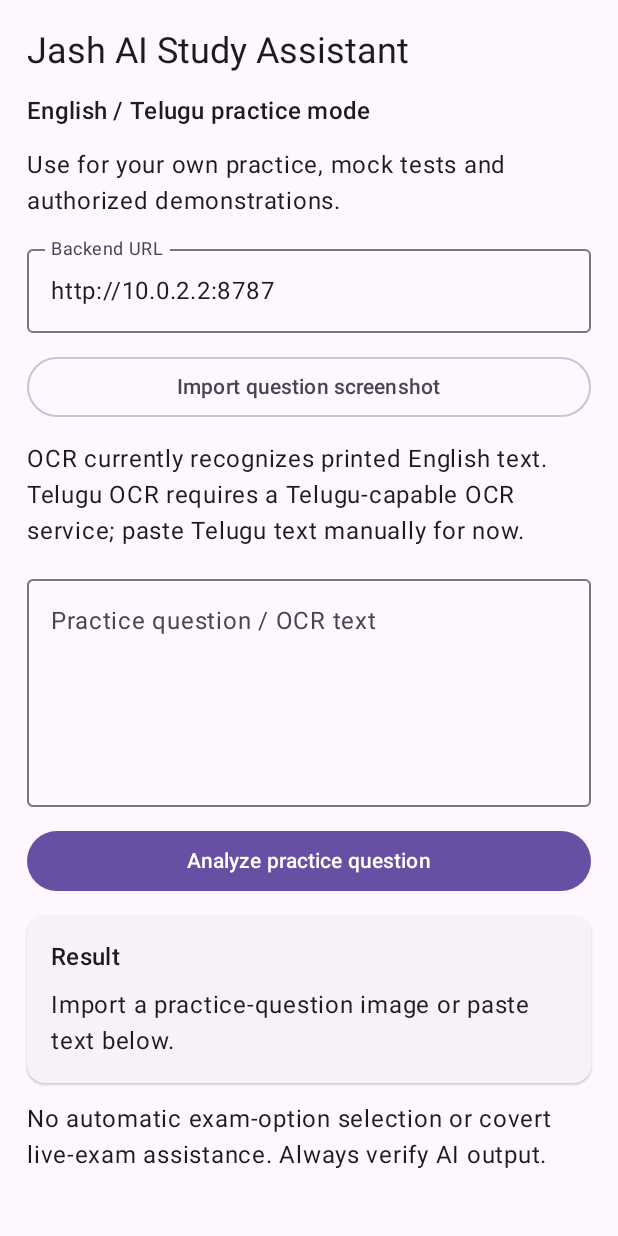
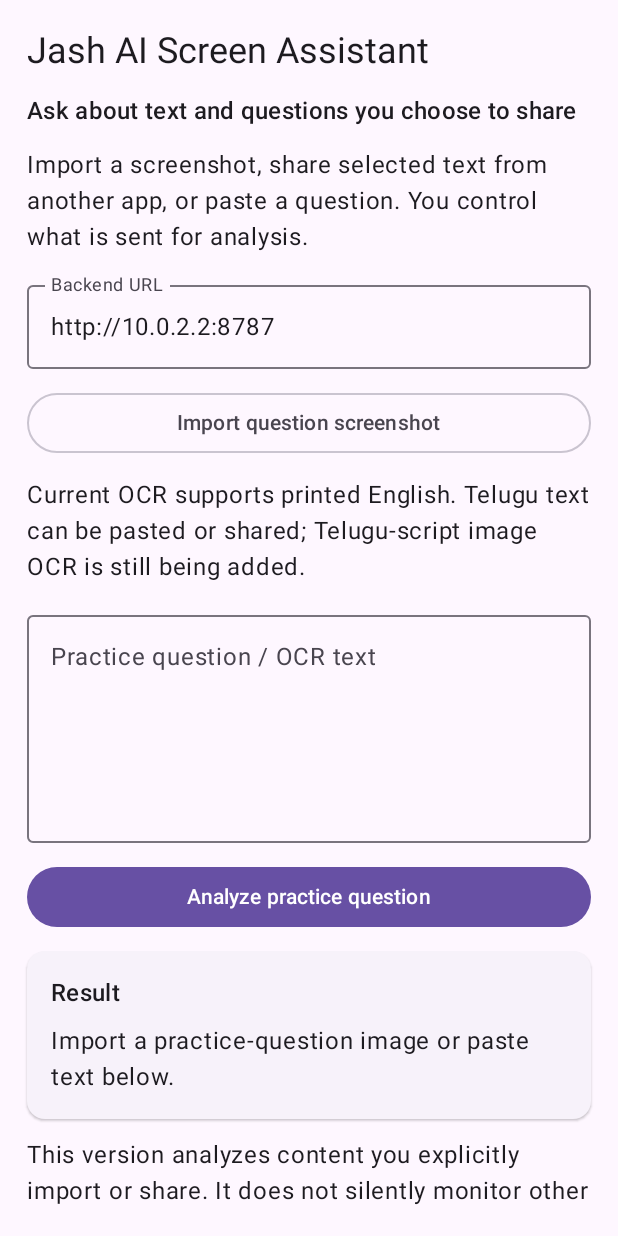
Before and after one commit to jashwanthsanka5-rgb/jash-ai-screen-assistant, an Android app built with Jetpack Compose: the screen it shows after launch (MainActivity), on a phone screen of 412 x 824 dp. Run offline under Robolectric (Android 15) with nearby library versions, the phone set to English and light mode, and no system bars; libraries missing offline, so code that uses them is left out: com.google.mlkit.vision.

Commit message:
Refine screen assistant UI and support shared question text

```diff
--- a/android/app/src/main/java/com/jash/aiassistant/MainActivity.kt
+++ b/android/app/src/main/java/com/jash/aiassistant/MainActivity.kt
@@ -1,6 +1,7 @@
 package com.jash.aiassistant
 
 import android.net.Uri
+import android.content.Intent
 import android.os.Bundle
 import androidx.activity.ComponentActivity
 import androidx.activity.compose.setContent
@@ -30,7 +31,7 @@ class MainActivity : ComponentActivity() {
         super.onCreate(savedInstanceState)
         setContent {
             MaterialTheme {
-                var question by remember { mutableStateOf("") }
+                var question by remember { mutableStateOf(intent?.getStringExtra(Intent.EXTRA_TEXT) ?: "") }
                 var apiBase by remember { mutableStateOf("http://10.0.2.2:8787") }
                 var answer by remember { mutableStateOf("Import a practice-question image or paste text below.") }
                 var busy by remember { mutableStateOf(false) }
@@ -60,9 +61,9 @@ class MainActivity : ComponentActivity() {
                         modifier = Modifier.padding(padding).fillMaxSize().padding(18.dp).verticalScroll(rememberScrollState()),
                         verticalArrangement = Arrangement.spacedBy(12.dp)
                     ) {
-                        Text("Jash AI Study Assistant", style = MaterialTheme.typography.headlineSmall)
-                        Text("English / Telugu practice mode", style = MaterialTheme.typography.titleMedium)
-                        Text("Use for your own practice, mock tests and authorized demonstrations.")
+                        Text("Jash AI Screen Assistant", style = MaterialTheme.typography.headlineSmall)
+                        Text("Ask about text and questions you choose to share", style = MaterialTheme.typography.titleMedium)
+                        Text("Import a screenshot, share selected text from another app, or paste a question. You control what is sent for analysis.")
                         OutlinedTextField(
                             value = apiBase, onValueChange = { apiBase = it.trimEnd('/') },
                             label = { Text("Backend URL") }, modifier = Modifier.fillMaxWidth(), singleLine = true
@@ -70,7 +71,7 @@ class MainActivity : ComponentActivity() {
                         OutlinedButton(onClick = { picker.launch("image/*") }, enabled = !busy, modifier = Modifier.fillMaxWidth()) {
                             Text("Import question screenshot")
                         }
-                        Text("OCR currently recognizes printed English text. Telugu OCR requires a Telugu-capable OCR service; paste Telugu text manually for now.")
+                        Text("Current OCR supports printed English. Telugu text can be pasted or shared; Telugu-script image OCR is still being added.")
                         OutlinedTextField(
                             value = question, onValueChange = { question = it },
                             label = { Text("Practice question / OCR text") },
@@ -122,7 +123,7 @@ class MainActivity : ComponentActivity() {
                                 Text(answer)
                             }
                         }
-                        Text("No automatic exam-option selection or covert live-exam assistance. Always verify AI output.")
+                        Text("This version analyzes content you explicitly import or share. It does not silently monitor other apps. Always verify AI output.")
                     }
                 }
             }
```
